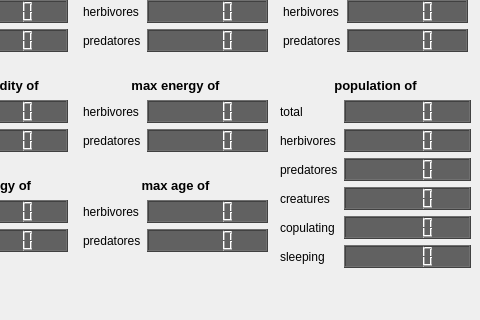
First picture: the form in src/client/client_ui.ui, repository m9rc1n/life, before the edit; both pictures show x 720 to 1200 and y 280 to 600 of the 1200 by 600 pixel window.
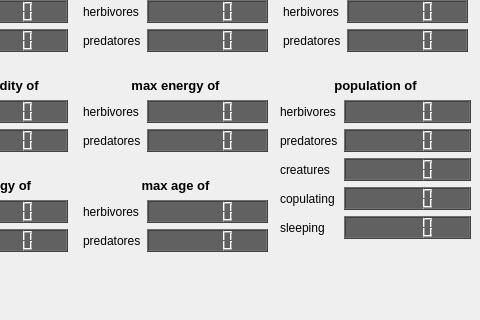
Second picture: the form after the edit.

Diff of the .ui file:
```diff
--- a/src/client/client_ui.ui
+++ b/src/client/client_ui.ui
@@ -160,20 +160,13 @@
       <enum>QFormLayout::AllNonFixedFieldsGrow</enum>
      </property>
      <item row="0" column="0">
-      <widget class="QLabel" name="label_56">
-       <property name="text">
-        <string>total</string>
-       </property>
-      </widget>
-     </item>
-     <item row="1" column="0">
       <widget class="QLabel" name="label_57">
        <property name="text">
         <string>herbivores</string>
        </property>
       </widget>
      </item>
-     <item row="1" column="1">
+     <item row="0" column="1">
       <widget class="QLCDNumber" name="pop_her">
        <property name="styleSheet">
         <string notr="true">background-color: rgb(97, 97, 97);
@@ -184,14 +177,14 @@
        </property>
       </widget>
      </item>
-     <item row="2" column="0">
+     <item row="1" column="0">
       <widget class="QLabel" name="label_58">
        <property name="text">
         <string>predatores</string>
        </property>
       </widget>
      </item>
-     <item row="2" column="1">
+     <item row="1" column="1">
       <widget class="QLCDNumber" name="pop_pre">
        <property name="styleSheet">
         <string notr="true">background-color: rgb(97, 97, 97);
@@ -202,71 +195,60 @@
        </property>
       </widget>
      </item>
-     <item row="0" column="1">
-      <widget class="QLCDNumber" name="pop_tot">
-       <property name="styleSheet">
-        <string notr="true">background-color: rgb(97, 97, 97);
-</string>
-       </property>
-       <property name="value" stdset="0">
-        <double>0.000000000000000</double>
-       </property>
-      </widget>
-     </item>
-     <item row="3" column="1">
-      <widget class="QLCDNumber" name="pop_cre">
-       <property name="styleSheet">
-        <string notr="true">background-color: rgb(97, 97, 97);
-</string>
-       </property>
-       <property name="value" stdset="0">
-        <double>0.000000000000000</double>
-       </property>
-      </widget>
-     </item>
-     <item row="4" column="1">
-      <widget class="QLCDNumber" name="pop_cop">
-       <property name="styleSheet">
-        <string notr="true">background-color: rgb(97, 97, 97);
-</string>
-       </property>
-       <property name="value" stdset="0">
-        <double>0.000000000000000</double>
-       </property>
-      </widget>
-     </item>
-     <item row="5" column="1">
-      <widget class="QLCDNumber" name="pop_sle">
-       <property name="styleSheet">
-        <string notr="true">background-color: rgb(97, 97, 97);
-</string>
-       </property>
-       <property name="value" stdset="0">
-        <double>0.000000000000000</double>
-       </property>
-      </widget>
-     </item>
-     <item row="3" column="0">
+     <item row="2" column="0">
       <widget class="QLabel" name="label_106">
        <property name="text">
         <string>creatures</string>
        </property>
       </widget>
      </item>
-     <item row="4" column="0">
+     <item row="2" column="1">
+      <widget class="QLCDNumber" name="pop_cre">
+       <property name="styleSheet">
+        <string notr="true">background-color: rgb(97, 97, 97);
+</string>
+       </property>
+       <property name="value" stdset="0">
+        <double>0.000000000000000</double>
+       </property>
+      </widget>
+     </item>
+     <item row="3" column="0">
       <widget class="QLabel" name="label_107">
        <property name="text">
         <string>copulating</string>
        </property>
       </widget>
      </item>
-     <item row="5" column="0">
+     <item row="3" column="1">
+      <widget class="QLCDNumber" name="pop_cop">
+       <property name="styleSheet">
+        <string notr="true">background-color: rgb(97, 97, 97);
+</string>
+       </property>
+       <property name="value" stdset="0">
+        <double>0.000000000000000</double>
+       </property>
+      </widget>
+     </item>
+     <item row="4" column="0">
       <widget class="QLabel" name="label_116">
        <property name="text">
         <string>sleeping</string>
        </property>
       </widget>
      </item>
+     <item row="4" column="1">
+      <widget class="QLCDNumber" name="pop_sle">
+       <property name="styleSheet">
+        <string notr="true">background-color: rgb(97, 97, 97);
+</string>
+       </property>
+       <property name="value" stdset="0">
+        <double>0.000000000000000</double>
+       </property>
+      </widget>
+     </item>
     </layout>
    </widget>
    <widget class="QWidget" name="horizontalLayoutWidget_12">
```
Left out of the diff: 33 changed lines with no effect on the pictures.
